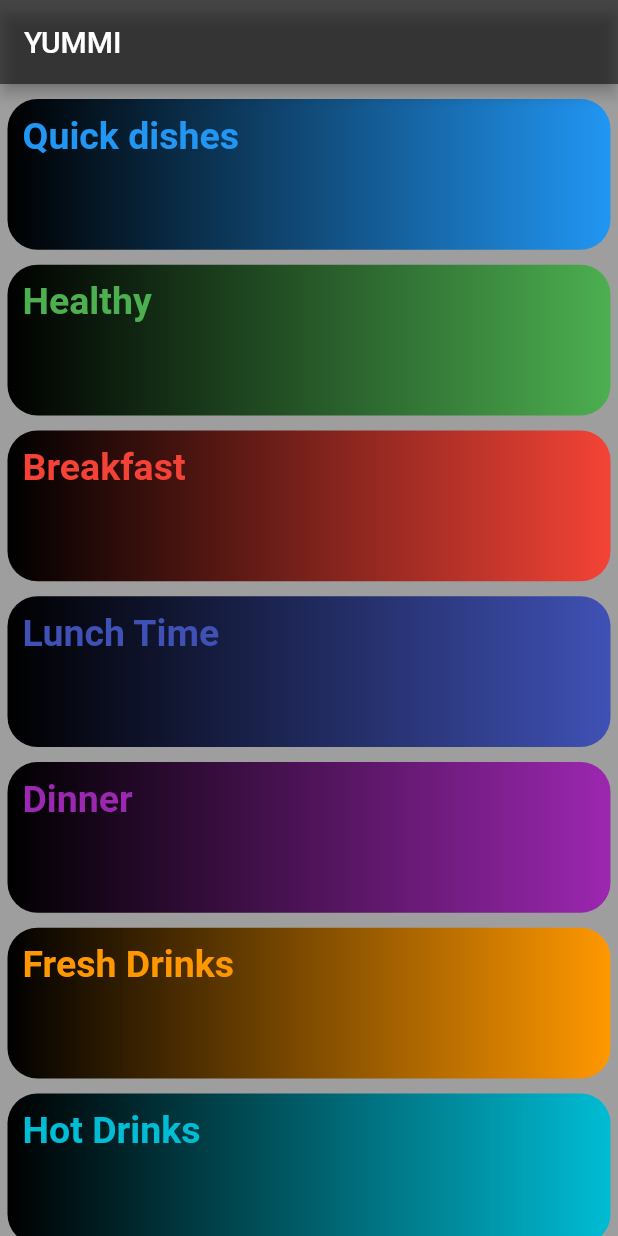
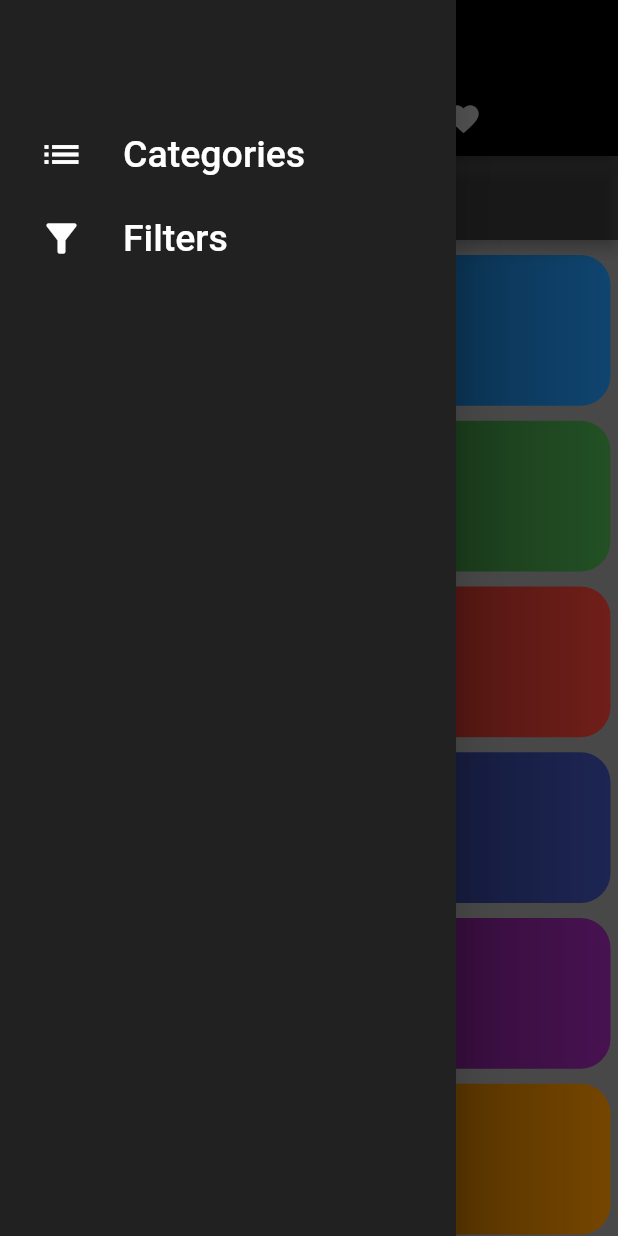
Before and after one commit to Abdelrahmanosamaabdo/Meal_app, a Flutter app: the screen it shows after launch, with the side drawer open (before the commit the screen has no drawer), on a phone screen of 412 x 824 dp. Run offline on Flutter 3.47's test engine with Material 2 defaults, Android fonts, the phone set to English and light mode, and no system bars.

Commit message:
first app

```diff
--- a/meal_app/lib/categories_screen.dart
+++ b/meal_app/lib/categories_screen.dart
@@ -8,7 +8,7 @@ class Categories_Screen extends StatelessWidget {
   Widget build(BuildContext context) {
     return Scaffold(
       appBar: AppBar(
-        title: const Text('YUMMI'),
+        title: const Text('Categories'),
         backgroundColor: Colors.black54,
       ),
       body: Container(
--- a/meal_app/lib/main.dart
+++ b/meal_app/lib/main.dart
@@ -1,6 +1,6 @@
 import 'package:flutter/material.dart';
 
-import './categories_screen.dart';
+import './tabs_screen.dart';
 
 void main() {
   runApp(const MyApp());
@@ -12,7 +12,7 @@ class MyApp extends StatelessWidget {
   @override
   Widget build(BuildContext context) {
     return MaterialApp(
-      home: Categories_Screen(),
+      home: Tabs_Screen(),
     );
   }
 }
--- /dev/null
+++ b/meal_app/lib/tabs_screen.dart
@@ -0,0 +1,69 @@
+import 'package:flutter/material.dart';
+
+import './categories_screen.dart';
+import './favourites_screen.dart';
+
+class Tabs_Screen extends StatefulWidget {
+  const Tabs_Screen({Key? key}) : super(key: key);
+
+  @override
+  _Tabs_ScreenState createState() => _Tabs_ScreenState();
+}
+
+class _Tabs_ScreenState extends State<Tabs_Screen> {
+  @override
+  Widget build(BuildContext context) {
+    return DefaultTabController(
+      length: 2,
+      child: Scaffold(
+        appBar: AppBar(
+          title: Text('YUMMI'),
+          backgroundColor: Colors.black,
+          bottom: TabBar(
+            tabs: <Widget>[
+              Tab(
+                icon: Icon(Icons.list),
+              ),
+              Tab(
+                icon: Icon(Icons.favorite),
+              ),
+            ],
+          ),
+        ),
+        drawer: Drawer(
+          child: Container(
+            width: double.infinity,
+            color: Colors.black87,
+            padding: EdgeInsets.fromLTRB(10, 75, 10, 10),
+            child: Column(
+              children: [
+                ListTile(
+                  leading: Icon(Icons.list, color: Colors.white, size: 30),
+                  title: Text(
+                    'Categories',
+                    style: TextStyle(color: Colors.white, fontSize: 25),
+                  ),
+                  onTap: () => Categories_Screen(),
+                ),
+                ListTile(
+                  leading:
+                      Icon(Icons.filter_alt, color: Colors.white, size: 30),
+                  title: Text(
+                    'Filters',
+                    style: TextStyle(color: Colors.white, fontSize: 25),
+                  ),
+                ),
+              ],
+            ),
+          ),
+        ),
+        body: TabBarView(
+          children: <Widget>[
+            Categories_Screen(),
+            Favourites_Screen(),
+          ],
+        ),
+      ),
+    );
+  }
+}
```
Also changed, not shown: meal_app/lib/favourites_screen.dart (added, +18 -0 lines), meal_app/lib/meal_details.dart (+18 -3 lines).
